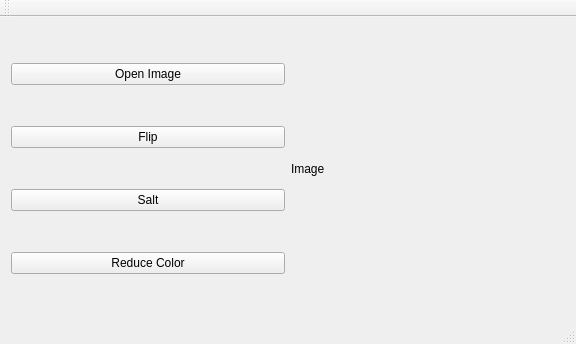
Above: OpenCarVision/mainwindow.ui from baidut/ITS before the change. Below: the same form after it.
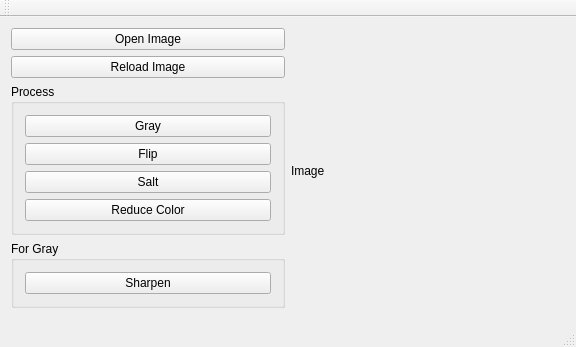
That is the form after the change.

Commit message: +灰度化、灰度图锐化

Diff of the .ui file:
```diff
--- a/OpenCarVision/mainwindow.ui
+++ b/OpenCarVision/mainwindow.ui
@@ -15,6 +15,50 @@
   </property>
   <widget class="QWidget" name="centralWidget">
    <layout class="QGridLayout" name="gridLayout">
+    <item row="1" column="0">
+     <widget class="QPushButton" name="pushButton">
+      <property name="text">
+       <string>Reload Image</string>
+      </property>
+     </widget>
+    </item>
+    <item row="2" column="0" rowspan="3">
+     <widget class="QGroupBox" name="groupBox">
+      <property name="title">
+       <string>Process</string>
+      </property>
+      <layout class="QGridLayout" name="gridLayout_2">
+       <item row="3" column="0">
+        <widget class="QPushButton" name="pushButton_reduceColor">
+         <property name="text">
+          <string>Reduce Color</string>
+         </property>
+        </widget>
+       </item>
+       <item row="2" column="0">
+        <widget class="QPushButton" name="pushButton_salt">
+         <property name="text">
+          <string>Salt</string>
+         </property>
+        </widget>
+       </item>
+       <item row="1" column="0">
+        <widget class="QPushButton" name="pushButton_flip">
+         <property name="text">
+          <string>Flip</string>
+         </property>
+        </widget>
+       </item>
+       <item row="0" column="0">
+        <widget class="QPushButton" name="pushButton_gray">
+         <property name="text">
+          <string>Gray</string>
+         </property>
+        </widget>
+       </item>
+      </layout>
+     </widget>
+    </item>
     <item row="0" column="0">
      <widget class="QPushButton" name="pushButton_open">
       <property name="text">
@@ -22,28 +66,23 @@
       </property>
      </widget>
     </item>
-    <item row="1" column="0">
-     <widget class="QPushButton" name="pushButton_flip">
-      <property name="text">
-       <string>Flip</string>
+    <item row="5" column="0">
+     <widget class="QGroupBox" name="groupBox_2">
+      <property name="title">
+       <string>For Gray</string>
       </property>
+      <layout class="QGridLayout" name="gridLayout_3">
+       <item row="0" column="0">
+        <widget class="QPushButton" name="pushButton_sharpen">
+         <property name="text">
+          <string>Sharpen</string>
+         </property>
+        </widget>
+       </item>
+      </layout>
      </widget>
     </item>
-    <item row="2" column="0">
-     <widget class="QPushButton" name="pushButton_salt">
-      <property name="text">
-       <string>Salt</string>
-      </property>
-     </widget>
-    </item>
-    <item row="3" column="0">
-     <widget class="QPushButton" name="pushButton_reduceColor">
-      <property name="text">
-       <string>Reduce Color</string>
-      </property>
-     </widget>
-    </item>
-    <item row="0" column="1" rowspan="4">
+    <item row="0" column="1" rowspan="7">
      <widget class="QLabel" name="label_img">
       <property name="text">
        <string>Image</string>
```
The commit also changes 2 other files.
